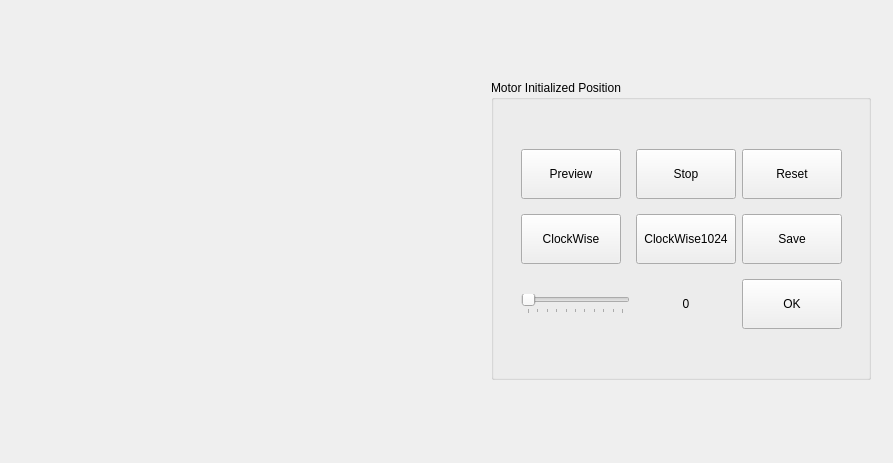
This is AdjustLight/MotorLocationCalibration.ui in china-larry/PD_ARM as Qt 5 draws it before an edit. The edited form follows.
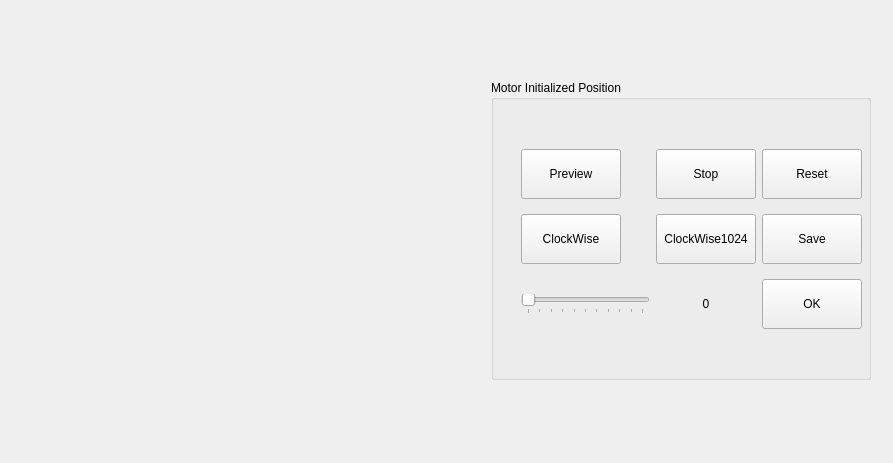
This is the edited form.

Commit message: 修改mainwindow布局

What changed in the file:
```diff
--- a/AdjustLight/MotorLocationCalibration.ui
+++ b/AdjustLight/MotorLocationCalibration.ui
@@ -89,7 +89,7 @@
         <rect>
          <x>30</x>
          <y>60</y>
-         <width>321</width>
+         <width>341</width>
          <height>201</height>
         </rect>
        </property>
```
The commit also changes 5 other files.
